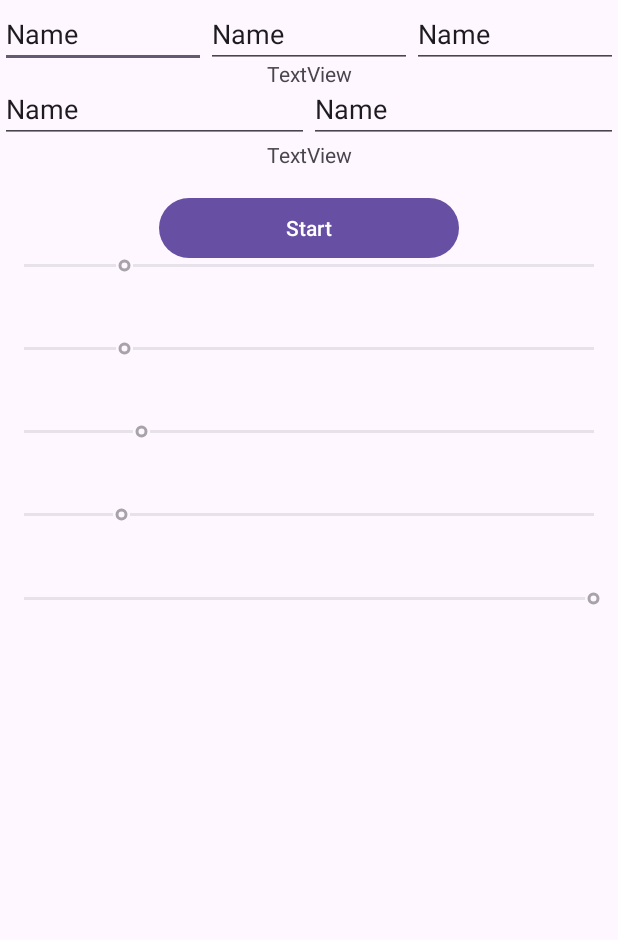
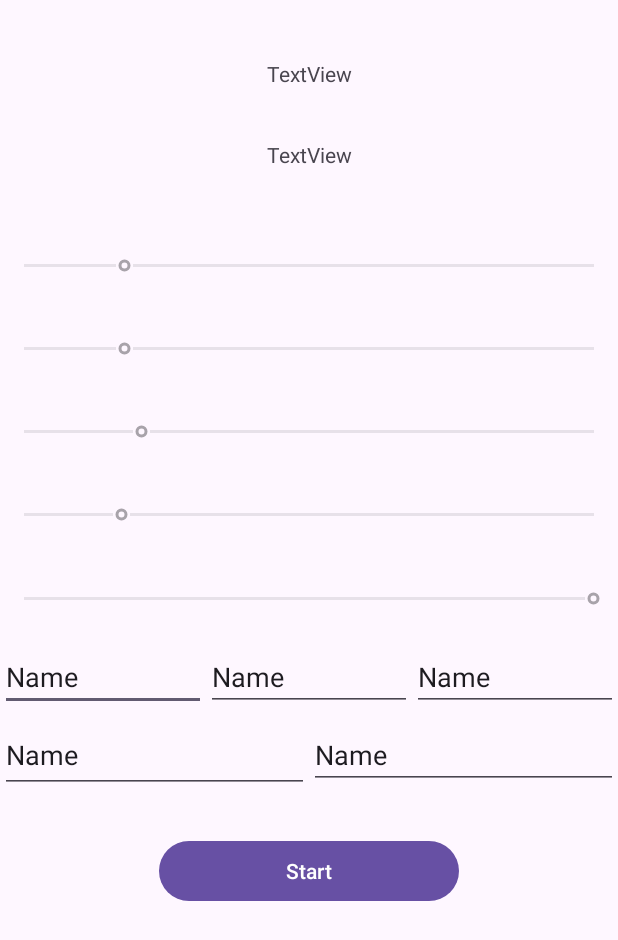
Before and after one commit to SWD-project/HorseBettingGame, an Android app: the GameActivity screen opened directly, with no data from a screen before it, on a phone screen of 412 x 824 dp. Shown: the top 940 px of the screen. Run offline under Robolectric (Android 15) with nearby library versions, the phone set to English and light mode, and no system bars.

Commit message:
added constraint and hint for ui

```diff
--- a/app/src/main/res/layout/activity_game.xml
+++ b/app/src/main/res/layout/activity_game.xml
@@ -128,9 +128,11 @@
         android:id="@+id/linearLayout2"
         android:layout_width="match_parent"
         android:layout_height="100dp"
+        android:layout_marginTop="1dp"
         android:orientation="vertical"
-        tools:layout_editor_absoluteX="-3dp"
-        tools:layout_editor_absoluteY="428dp">
+        app:layout_constraintEnd_toEndOf="parent"
+        app:layout_constraintStart_toStartOf="parent"
+        app:layout_constraintTop_toBottomOf="@+id/linearLayout">
 
         <LinearLayout
             android:layout_width="match_parent"
@@ -144,6 +146,7 @@
                 android:layout_height="wrap_content"
                 android:layout_weight="1"
                 android:ems="10"
+                android:hint="Horse 1"
                 android:inputType="text"
                 android:text="Name" />
 
@@ -153,6 +156,7 @@
                 android:layout_height="wrap_content"
                 android:layout_weight="1"
                 android:ems="10"
+                android:hint="Horse 2"
                 android:inputType="text"
                 android:text="Name" />
 
@@ -162,6 +166,7 @@
                 android:layout_height="wrap_content"
                 android:layout_weight="1"
                 android:ems="10"
+                android:hint="Horse 3"
                 android:inputType="text"
                 android:text="Name" />
         </LinearLayout>
@@ -176,9 +181,10 @@
             <EditText
                 android:id="@+id/editTextBetHorse4"
                 android:layout_width="wrap_content"
-                android:layout_height="wrap_content"
+                android:layout_height="match_parent"
                 android:layout_weight="1"
                 android:ems="10"
+                android:hint="Horse 4"
                 android:inputType="text"
                 android:text="Name" />
 
@@ -188,6 +194,7 @@
                 android:layout_height="wrap_content"
                 android:layout_weight="1"
                 android:ems="10"
+                android:hint="Horse 5"
                 android:inputType="text"
                 android:text="Name" />
 
```
